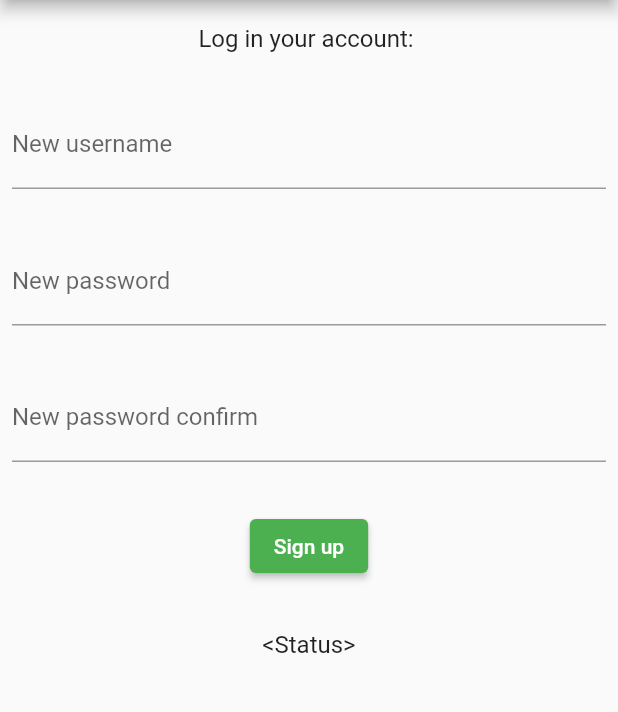
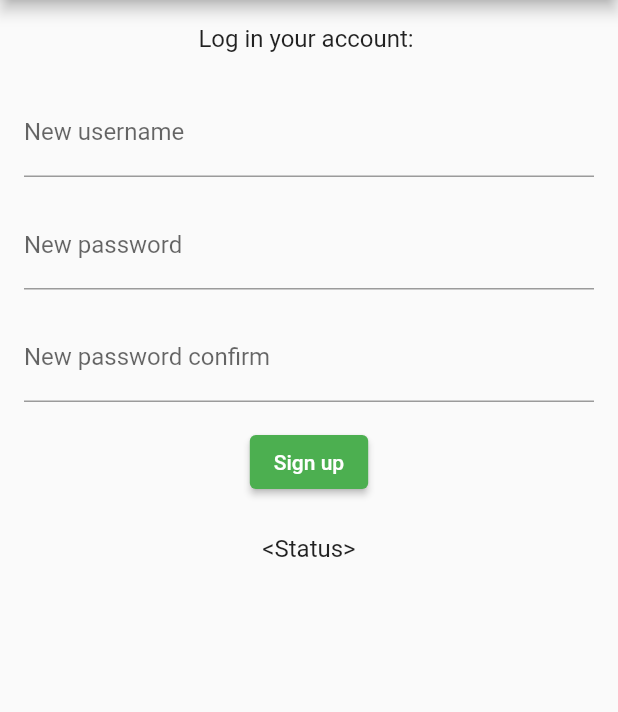
Before and after one commit to wrench29/flutter-todo-list, a Flutter app: the screen it shows after launch, on a phone screen of 412 x 824 dp, the part 84-796 px from its top. Run offline on Flutter 3.47's test engine with Material 2 defaults, Android fonts, the phone set to English and light mode, and no system bars; our stand-ins replace equatable, flutter_bloc.

Commit message:
Incapsulate padding in separat e class

```diff
--- /dev/null
+++ b/lib/components/custom_padding.dart
@@ -0,0 +1,5 @@
+import 'package:flutter/cupertino.dart';
+
+class CustomPadding extends EdgeInsets {
+  const CustomPadding() : super.symmetric(vertical: 8, horizontal: 16);
+}
--- a/lib/signup.dart
+++ b/lib/signup.dart
@@ -1,4 +1,5 @@
 import 'package:flutter/material.dart';
+import 'package:testproject/components/custom_padding.dart';
 
 class Signup extends StatefulWidget {
   const Signup({Key? key}) : super(key: key);
@@ -27,7 +28,7 @@ class SignupForm extends StatelessWidget {
           padding: EdgeInsets.symmetric(horizontal: 8, vertical: 16),
         ),
         Padding(
-          padding: const EdgeInsets.symmetric(horizontal: 8, vertical: 16),
+          padding: const CustomPadding(),
           child: TextFormField(
             decoration: const InputDecoration(
               border: UnderlineInputBorder(),
@@ -36,7 +37,7 @@ class SignupForm extends StatelessWidget {
           ),
         ),
         Padding(
-          padding: const EdgeInsets.symmetric(horizontal: 8, vertical: 16),
+          padding: const CustomPadding(),
           child: TextFormField(
             decoration: const InputDecoration(
               border: UnderlineInputBorder(),
@@ -46,7 +47,7 @@ class SignupForm extends StatelessWidget {
           ),
         ),
         Padding(
-          padding: const EdgeInsets.symmetric(horizontal: 8, vertical: 16),
+          padding: const CustomPadding(),
           child: TextFormField(
             decoration: const InputDecoration(
               border: UnderlineInputBorder(),
@@ -56,7 +57,7 @@ class SignupForm extends StatelessWidget {
           ),
         ),
         Padding(
-          padding: const EdgeInsets.symmetric(horizontal: 8, vertical: 16),
+          padding: const CustomPadding(),
           child: ElevatedButton(
             onPressed: () {
               Navigator.of(context).pushReplacementNamed("/todo");
```
Also changed, not shown: lib/authentication.dart (+4 -3 lines).
